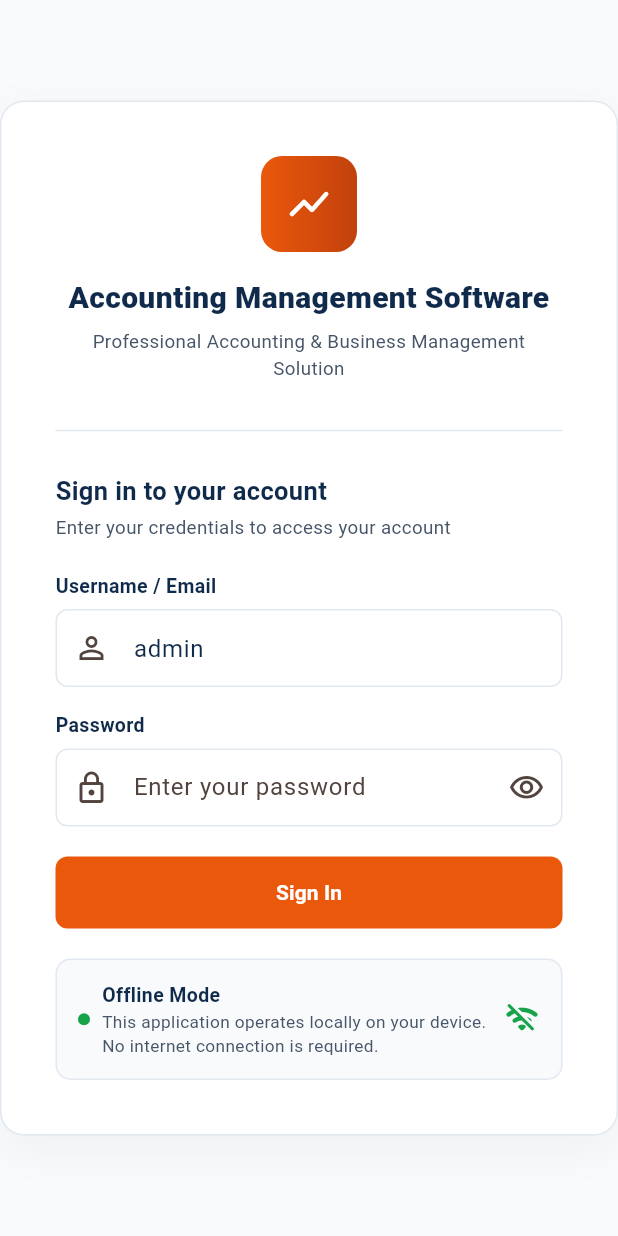
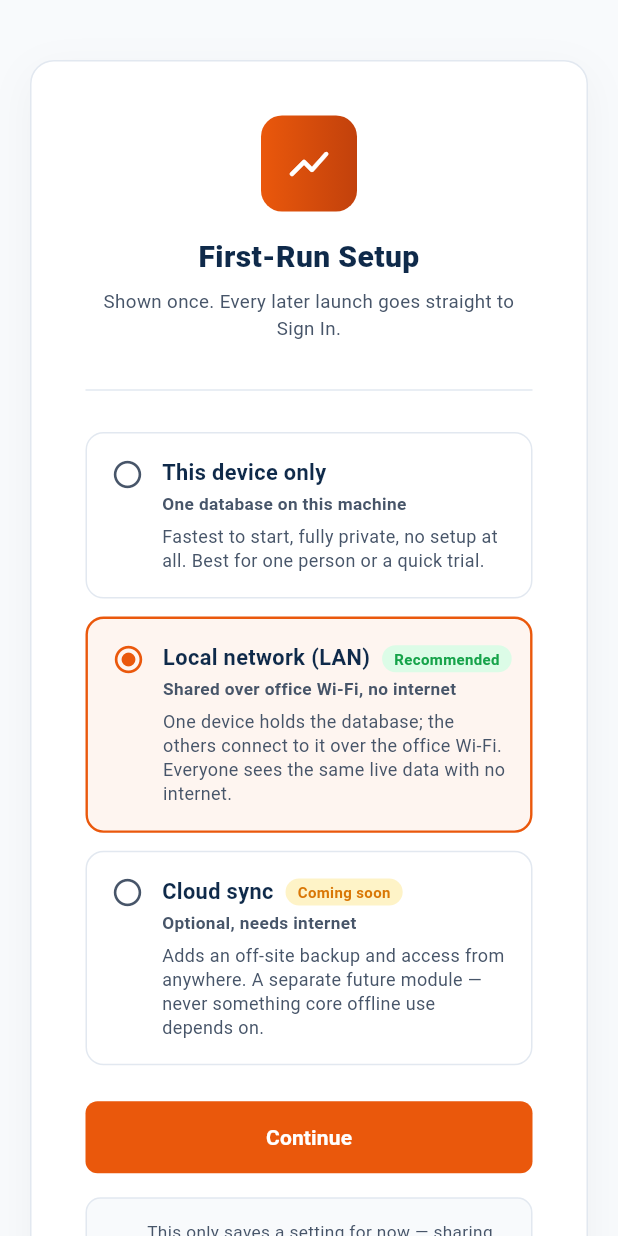
Before and after one commit to caply-tech/accounting-software, a Flutter app: the screen it shows after launch, on a phone screen of 412 x 824 dp. Run offline on Flutter 3.47's test engine with Material 3 defaults, Android fonts, the phone set to English and light mode, and no system bars; our stand-ins replace drift, fl_chart, printing, sqlite3_flutter_libs; missing offline and left inert: bcrypt, excel; accounts and stored records are empty; generated files the repository leaves out were written again; Roboto replaces fonts that are missing (Segoe UI).

Commit message:
Build the First-Run Setup screen (mockup page 6)
app_settings.setup_mode existed in the schema but nothing ever showed
the user a choice — seed_data.dart silently hardcoded it to 'lan' on
every install. Adds the actual screen: This device only / Local
network (LAN, recommended) / Cloud sync, shown once via a new root
router check (businesses table empty => first run), writing the real
choice into app_settings before seeding runs.

LAN and Cloud sync only persist the choice for now — the networking
and sync modules themselves are still unbuilt, and the screen says so.

Co-Authored-By: Claude Sonnet 5 <noreply@anthropic.com>

```diff
--- a/lib/main.dart
+++ b/lib/main.dart
@@ -2,6 +2,7 @@ import 'package:flutter/material.dart';
 import 'package:provider/provider.dart';
 
 import 'modules/auth/login_screen.dart';
+import 'modules/setup/first_run_setup_screen.dart';
 import 'shared/state/app_databases.dart';
 import 'shared/state/session.dart';
 import 'shared/theme/app_theme.dart';
@@ -31,11 +32,46 @@ class AccountingSoftwareApp extends StatelessWidget {
   }
 }
 
-class _RootRouter extends StatelessWidget {
+/// Decides, once per app launch, whether this device has ever completed
+/// the First-Run Setup Screen (checked via `businesses` being non-empty —
+/// that table and `app_settings.setup_mode` are written together in
+/// `seedIfEmpty`, so either is a valid signal, but `businesses` is what
+/// the rest of the app already queries). Every later launch skips straight
+/// past this check to Sign In.
+class _RootRouter extends StatefulWidget {
   const _RootRouter();
 
   @override
+  State<_RootRouter> createState() => _RootRouterState();
+}
+
+class _RootRouterState extends State<_RootRouter> {
+  bool? _needsFirstRunSetup;
+
+  bool _checked = false;
+
+  @override
+  void didChangeDependencies() {
+    super.didChangeDependencies();
+    _checkFirstRun();
+  }
+
+  Future<void> _checkFirstRun() async {
+    if (_checked) return;
+    _checked = true;
+    final databases = context.read<AppDatabases>();
+    final businesses = await databases.core.select(databases.core.businesses).get();
+    if (mounted) setState(() => _needsFirstRunSetup = businesses.isEmpty);
+  }
+
+  @override
   Widget build(BuildContext context) {
+    if (_needsFirstRunSetup == null) {
+      return const Scaffold(backgroundColor: Color(0xFFF8FAFC), body: Center(child: CircularProgressIndicator()));
+    }
+    if (_needsFirstRunSetup!) {
+      return FirstRunSetupScreen(onComplete: () => setState(() => _needsFirstRunSetup = false));
+    }
     final session = context.watch<SessionState>();
     return session.isSignedIn ? const AppShell() : const LoginScreen();
   }
--- a/lib/modules/auth/login_screen.dart
+++ b/lib/modules/auth/login_screen.dart
@@ -3,7 +3,6 @@ import 'package:drift/drift.dart' show Value;
 import 'package:flutter/material.dart';
 import 'package:provider/provider.dart';
 
-import '../../shared/db/seed_data.dart';
 import '../../shared/state/app_databases.dart';
 import '../../shared/state/session.dart';
 import '../../shared/theme/app_theme.dart';
@@ -36,7 +35,6 @@ class _LoginScreenState extends State<LoginScreen> {
     });
     try {
       final databases = context.read<AppDatabases>();
-      await seedIfEmpty(databases.core, databases.businessDb);
 
       final username = _usernameCtrl.text.trim().isEmpty ? 'admin' : _usernameCtrl.text.trim();
       final userRow = await (databases.core.select(databases.core.users)..where((u) => u.username.equals(username))).getSingleOrNull();
--- /dev/null
+++ b/lib/modules/setup/first_run_setup_screen.dart
@@ -0,0 +1,233 @@
+import 'package:flutter/material.dart';
+import 'package:provider/provider.dart';
+
+import '../../shared/db/seed_data.dart';
+import '../../shared/state/app_databases.dart';
+import '../../shared/theme/app_theme.dart';
+
+/// The mockup's page-6 "First-Run Setup Screen" — shown once, the very
+/// first time the app opens on a device. Persists the chosen [setup_mode]
+/// into `app_settings` and seeds the initial businesses, then hands off to
+/// the normal sign-in flow.
+///
+/// Per the architecture deck: "the choice is stored as a simple setting...
+/// no change to how the data is organised and no change to later phases."
+/// Choosing "Local network (LAN)" or "Cloud sync" here records the intent
+/// only — the LAN host/client networking and cloud sync module themselves
+/// are future phases, not yet built. Nothing about local, offline use of
+/// this device depends on that other code existing.
+class FirstRunSetupScreen extends StatefulWidget {
+  const FirstRunSetupScreen({super.key, required this.onComplete});
+
+  final VoidCallback onComplete;
+
+  @override
+  State<FirstRunSetupScreen> createState() => _FirstRunSetupScreenState();
+}
+
+enum _SetupMode { thisDeviceOnly, lan, cloudSync }
+
+class _FirstRunSetupScreenState extends State<FirstRunSetupScreen> {
+  _SetupMode _selected = _SetupMode.lan;
+  bool _saving = false;
+
+  static const _modeValues = {
+    _SetupMode.thisDeviceOnly: 'this_device_only',
+    _SetupMode.lan: 'lan',
+    _SetupMode.cloudSync: 'cloud_sync',
+  };
+
+  Future<void> _continue() async {
+    setState(() => _saving = true);
+    try {
+      final databases = context.read<AppDatabases>();
+      await seedIfEmpty(databases.core, databases.businessDb, setupMode: _modeValues[_selected]!);
+      widget.onComplete();
+    } finally {
+      if (mounted) setState(() => _saving = false);
+    }
+  }
+
+  @override
+  Widget build(BuildContext context) {
+    return Scaffold(
+      backgroundColor: const Color(0xFFF8FAFC),
+      body: Center(
+        child: SingleChildScrollView(
+          padding: const EdgeInsets.symmetric(vertical: 40, horizontal: 20),
+          child: Container(
+            width: 560,
+            padding: const EdgeInsets.all(36),
+            decoration: BoxDecoration(
+              color: Colors.white,
+              borderRadius: BorderRadius.circular(16),
+              border: Border.all(color: AppColors.border),
+              boxShadow: [BoxShadow(color: Colors.black.withValues(alpha: 0.04), blurRadius: 24, offset: const Offset(0, 8))],
+            ),
+            child: Column(
+              crossAxisAlignment: CrossAxisAlignment.stretch,
+              children: [
+                Center(
+                  child: Container(
+                    width: 64,
+                    height: 64,
+                    decoration: BoxDecoration(
+                      borderRadius: BorderRadius.circular(14),
+                      gradient: const LinearGradient(colors: [AppColors.primary, AppColors.primaryDark]),
+                    ),
+                    child: const Icon(Icons.show_chart_rounded, color: Colors.white, size: 32),
+                  ),
+                ),
+                const SizedBox(height: 16),
+                const Text('First-Run Setup', textAlign: TextAlign.center, style: TextStyle(fontSize: 20, fontWeight: FontWeight.w800, color: AppColors.navy)),
+                const SizedBox(height: 6),
+                const Text(
+                  'Shown once. Every later launch goes straight to Sign In.',
+                  textAlign: TextAlign.center,
+                  style: TextStyle(fontSize: 12.5, color: AppColors.navySoft),
+                ),
+                const SizedBox(height: 24),
+                const Divider(),
+                const SizedBox(height: 20),
+
+                _ModeOption(
+                  title: 'This device only',
+                  subtitle: 'One database on this machine',
+                  description: 'Fastest to start, fully private, no setup at all. Best for one person or a quick trial.',
+                  badge: null,
+                  selected: _selected == _SetupMode.thisDeviceOnly,
+                  onTap: () => setState(() => _selected = _SetupMode.thisDeviceOnly),
+                ),
+                const SizedBox(height: 12),
+                _ModeOption(
+                  title: 'Local network (LAN)',
+                  subtitle: 'Shared over office Wi-Fi, no internet',
+                  description: 'One device holds the database; the others connect to it over the office Wi-Fi. Everyone sees the same live data with no internet.',
+                  badge: 'Recommended',
+                  selected: _selected == _SetupMode.lan,
+                  onTap: () => setState(() => _selected = _SetupMode.lan),
+                ),
+                const SizedBox(height: 12),
+                _ModeOption(
+                  title: 'Cloud sync',
+                  subtitle: 'Optional, needs internet',
+                  description: 'Adds an off-site backup and access from anywhere. A separate future module — never something core offline use depends on.',
+                  badge: 'Coming soon',
+                  selected: _selected == _SetupMode.cloudSync,
+                  onTap: () => setState(() => _selected = _SetupMode.cloudSync),
+                ),
+
+                const SizedBox(height: 24),
+                SizedBox(
+                  height: 48,
+                  child: ElevatedButton(
+                    onPressed: _saving ? null : _continue,
+                    child: _saving
+                        ? const SizedBox(height: 18, width: 18, child: CircularProgressIndicator(strokeWidth: 2, color: Colors.white))
+                        : const Text('Continue', style: TextStyle(fontWeight: FontWeight.w700)),
+                  ),
+                ),
+                const SizedBox(height: 16),
+                Container(
+                  padding: const EdgeInsets.all(14),
+                  decoration: BoxDecoration(color: const Color(0xFFF8FAFC), borderRadius: BorderRadius.circular(10), border: Border.all(color: AppColors.border)),
+                  child: const Row(
+                    children: [
+                      Icon(Icons.info_outline_rounded, size: 18, color: AppColors.navySoft),
+                      SizedBox(width: 8),
+                      Expanded(
+                        child: Text(
+                          'This only saves a setting for now — sharing over Wi-Fi and cloud sync are built in a later update. Choosing them today does not connect to anything.',
+                          style: TextStyle(fontSize: 11.5, color: AppColors.navySoft),
+                        ),
+                      ),
+                    ],
+                  ),
+                ),
+              ],
+            ),
+          ),
+        ),
+      ),
+    );
+  }
+}
+
+class _ModeOption extends StatelessWidget {
+  const _ModeOption({
+    required this.title,
+    required this.subtitle,
+    required this.description,
+    required this.badge,
+    required this.selected,
+    required this.onTap,
+  });
+
+  final String title;
+  final String subtitle;
+  final String description;
+  final String? badge;
+  final bool selected;
+  final VoidCallback onTap;
+
+  @override
+  Widget build(BuildContext context) {
+    return InkWell(
+      onTap: onTap,
+      borderRadius: BorderRadius.circular(12),
+      child: Container(
+        padding: const EdgeInsets.all(16),
+        decoration: BoxDecoration(
+          color: selected ? AppColors.primary.withValues(alpha: 0.06) : Colors.white,
+          borderRadius: BorderRadius.circular(12),
+          border: Border.all(color: selected ? AppColors.primary : AppColors.border, width: selected ? 1.6 : 1),
+        ),
+        child: Row(
+          crossAxisAlignment: CrossAxisAlignment.start,
+          children: [
+            Icon(
+              selected ? Icons.radio_button_checked_rounded : Icons.radio_button_off_rounded,
+              color: selected ? AppColors.primary : AppColors.navySoft,
+              size: 22,
+            ),
+            const SizedBox(width: 12),
+            Expanded(
+              child: Column(
+                crossAxisAlignment: CrossAxisAlignment.start,
+                children: [
+                  Row(
+                    children: [
+                      Text(title, style: const TextStyle(fontWeight: FontWeight.w700, fontSize: 14.5, color: AppColors.navy)),
+                      if (badge != null) ...[
+                        const SizedBox(width: 8),
+                        Container(
+                          padding: const EdgeInsets.symmetric(horizontal: 8, vertical: 2),
+                          decoration: BoxDecoration(
+                            color: badge == 'Recommended' ? AppColors.successBg : AppColors.warningBg,
+                            borderRadius: BorderRadius.circular(20),
+                          ),
+                          child: Text(
+                            badge!,
+                            style: TextStyle(
+                              fontSize: 10,
+                              fontWeight: FontWeight.w700,
+                              color: badge == 'Recommended' ? AppColors.success : AppColors.warning,
+                            ),
+                          ),
+                        ),
+                      ],
+                    ],
+                  ),
+                  const SizedBox(height: 2),
+                  Text(subtitle, style: const TextStyle(fontSize: 11.5, fontWeight: FontWeight.w600, color: AppColors.navySoft)),
+                  const SizedBox(height: 6),
+                  Text(description, style: const TextStyle(fontSize: 12, color: AppColors.navySoft, height: 1.35)),
+                ],
+              ),
+            ),
+          ],
+        ),
+      ),
+    );
+  }
+}
--- a/lib/shared/db/seed_data.dart
+++ b/lib/shared/db/seed_data.dart
@@ -20,7 +20,17 @@ String _defaultPasswordHash(String username) => BCrypt.hashpw('$username@2025',
 /// reviewable immediately instead of opening to an empty shell.
 ///
 /// Idempotent: no-ops if `businesses` already has rows.
-Future<void> seedIfEmpty(CoreDatabase core, BusinessDatabase Function(String) openBusinessDb) async {
+///
+/// [setupMode] is the First-Run Setup Screen's answer — `'this_device_only'`
+/// / `'lan'` / `'cloud_sync'` — written once into `app_settings.setup_mode`.
+/// Defaults to `'lan'` only for callers that bypass that screen (there are
+/// none left in the app itself, but existing tests/tools may call this
+/// directly).
+Future<void> seedIfEmpty(
+  CoreDatabase core,
+  BusinessDatabase Function(String) openBusinessDb, {
+  String setupMode = 'lan',
+}) async {
   final existing = await core.select(core.businesses).get();
   if (existing.isNotEmpty) return;
 
@@ -117,7 +127,7 @@ Future<void> seedIfEmpty(CoreDatabase core, BusinessDatabase Function(String) op
     }
   });
 
-  await core.into(core.appSettings).insert(const AppSettingsCompanion(key: Value('setup_mode'), value: Value('lan')));
+  await core.into(core.appSettings).insert(AppSettingsCompanion.insert(key: 'setup_mode', value: setupMode));
 
   // Representative data for Main Office — the business the mock design's
   // Dashboard / Payroll / Inventory / Reports screens show numbers for.
```
